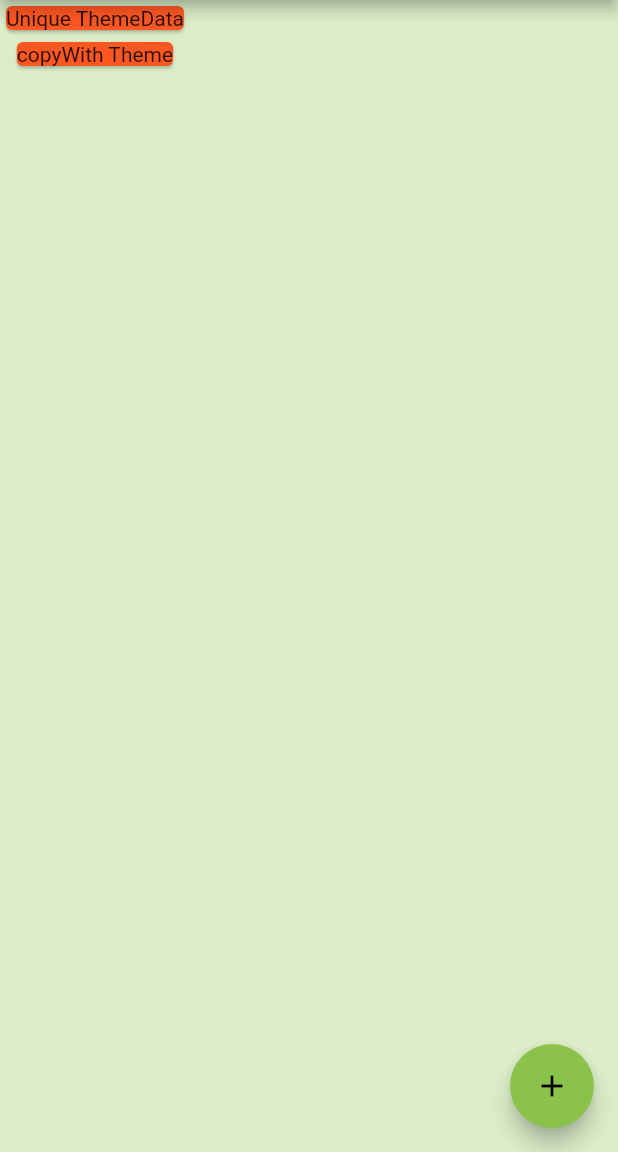
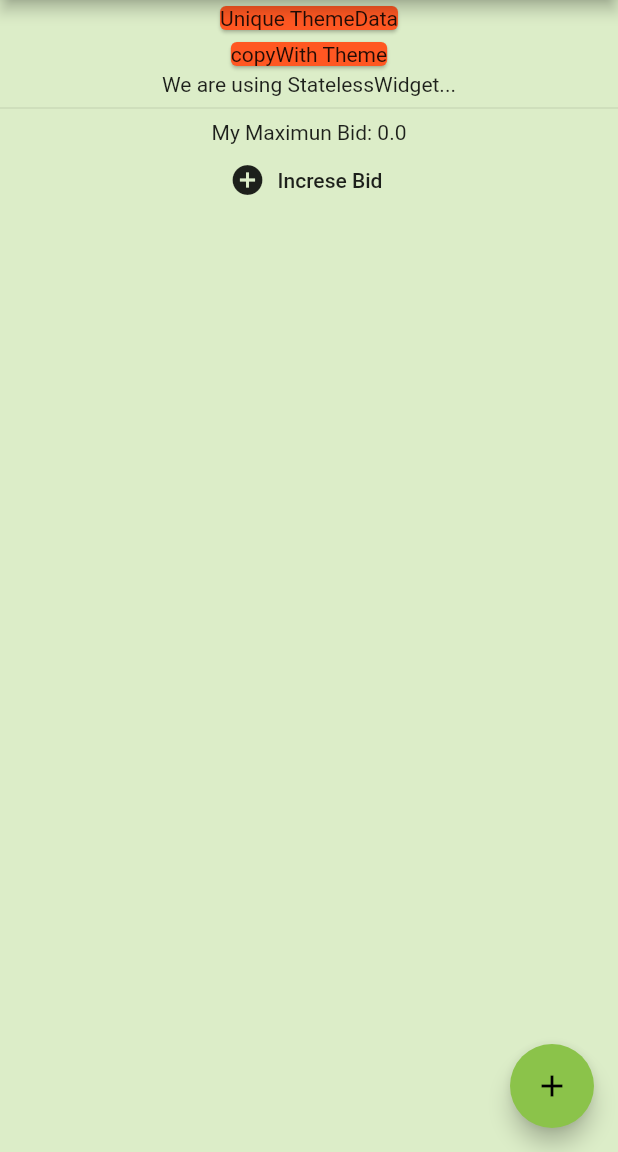
Before and after one commit to edzzn/beginning-flutter, a Flutter app: the screen it shows after launch, on a phone screen of 412 x 824 dp, the part 84-1236 px from its top. Run offline on Flutter 3.47's test engine with Material 2 defaults, Android fonts, the phone set to English and light mode, and no system bars.

Commit message:
Stateless and Statefull widgets

```diff
--- /dev/null
+++ b/ch2_my_counter/lib/instructions.dart
@@ -0,0 +1,12 @@
+import 'package:flutter/material.dart';
+
+class Instructions extends StatelessWidget {
+  const Instructions({Key key}) : super(key: key);
+
+  @override
+  Widget build(BuildContext context) {
+    return Container(
+      child: Text('We are using StatelessWidget...'),
+    );
+  }
+}
--- a/ch2_my_counter/lib/main.dart
+++ b/ch2_my_counter/lib/main.dart
@@ -1,3 +1,5 @@
+import 'package:ch2_my_counter/instructions.dart';
+import 'package:ch2_my_counter/maximum_bid.dart';
 import 'package:flutter/material.dart';
 
 void main() => runApp(MyApp());
@@ -60,6 +62,9 @@ class _MyHomePageState extends State<MyHomePage> {
               child: Text('copyWith Theme'),
             ),
           ),
+          Instructions(),
+          Divider(),
+          MaximumBid()
         ],
       ),
       floatingActionButton: FloatingActionButton(
--- /dev/null
+++ b/ch2_my_counter/lib/maximum_bid.dart
@@ -0,0 +1,34 @@
+import 'package:flutter/material.dart';
+
+class MaximumBid extends StatefulWidget {
+  MaximumBid({Key key}) : super(key: key);
+
+  @override
+  _MaximumBidState createState() => _MaximumBidState();
+}
+
+class _MaximumBidState extends State<MaximumBid> {
+  double _maxBid = 0.0;
+
+  @override
+  void _increaceMyMaxBid() {
+    setState(() {
+      _maxBid += 50.0;
+    });
+  }
+
+  Widget build(BuildContext context) {
+    return Container(
+      child: Column(
+        children: <Widget>[
+          Text('My Maximun Bid: $_maxBid'),
+          FlatButton.icon(
+            onPressed: () => _increaceMyMaxBid(),
+            icon: Icon(Icons.add_circle),
+            label: Text('Increse Bid'),
+          )
+        ],
+      ),
+    );
+  }
+}
```
